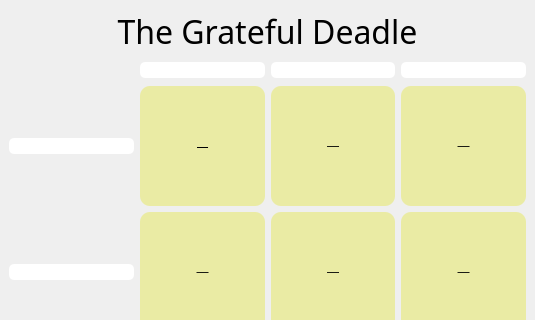
The window that ui/main_window.ui (LucasLHenry/grateful_deadle) describes before a commit, drawn with Qt 5; both pictures show x 0 to 535 and y 0 to 320 of the 535 by 489 pixel window.
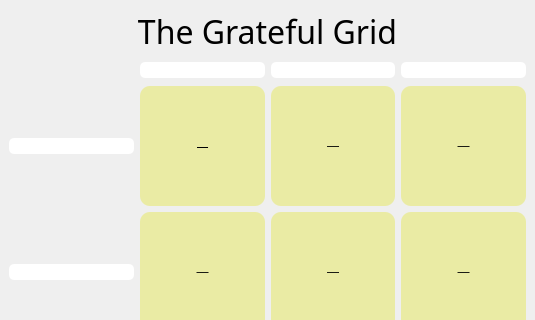
The same window after the commit.

What changed in the file:
```diff
--- a/ui/main_window.ui
+++ b/ui/main_window.ui
@@ -51,7 +51,7 @@
        </font>
       </property>
       <property name="text">
-       <string>The Grateful Deadle</string>
+       <string>The Grateful Grid</string>
       </property>
       <property name="alignment">
        <set>Qt::AlignCenter</set>
```
